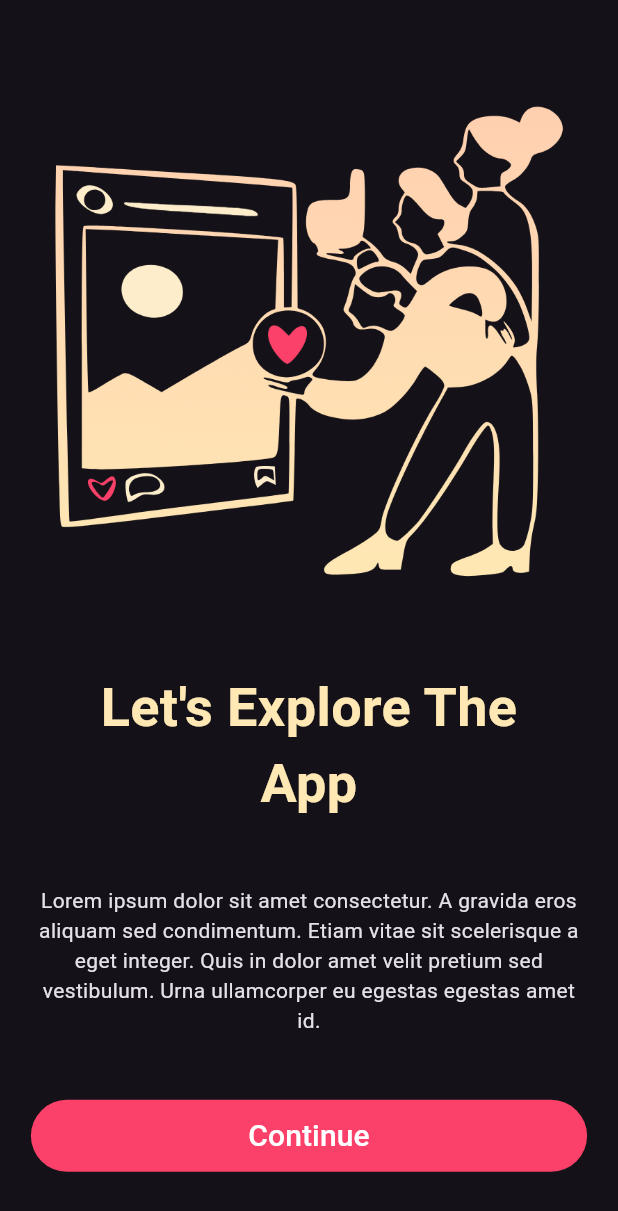
After one commit to siddharthO3/Apoorv-App, a Flutter app: the LetsGoPage screen opened by its route, on a phone screen of 412 x 824 dp. The commit adds this screen. Shown: the top 1211 px of the screen. Run offline on Flutter 3.47's test engine with Material 3 defaults, Android fonts, the phone set to English and light mode, and no system bars; our stand-ins replace firebase_core, flutter_dotenv, qr_flutter; accounts and stored records are empty.

Commit message:
Added Let'sGo page

```diff
--- a/lib/main.dart
+++ b/lib/main.dart
@@ -1,3 +1,5 @@
+import 'package:apoorv_app/screens/signup-flow/letsgo.dart';
+
 import 'screens/homepage/homepage.dart';
 import 'screens/homepage/Profile/profile.dart';
 import 'screens/homepage/points/points.dart';
@@ -48,6 +50,7 @@ class MyApp extends StatelessWidget {
         PointsScreen.routeName: (context) => const PointsScreen(),
         ProfileScreen.routeName: (context) => const ProfileScreen(),
         Leaderboard.routeName: (context) => const Leaderboard(),
+        LetsGoPage.routeName: (context) => const LetsGoPage(),
       },
       initialRoute: WelcomeScreen.routeName,
     );
--- /dev/null
+++ b/lib/screens/signup-flow/letsgo.dart
@@ -0,0 +1,58 @@
+import 'package:apoorv_app/screens/homepage/homepage.dart';
+import 'package:flutter/material.dart';
+import '../../constants.dart';
+
+class LetsGoPage extends StatelessWidget {
+  static const routeName = "/letsgo";
+  const LetsGoPage({super.key});
+
+  @override
+  Widget build(BuildContext context) {
+    return Scaffold(
+      body: Padding(
+        padding: EdgeInsets.symmetric(
+            horizontal: MediaQuery.of(context).size.width * 0.05),
+        child: Column(
+          mainAxisAlignment: MainAxisAlignment.spaceEvenly,
+          children: [
+            Image.asset('assets/images/people_800.png'),
+            Text(
+              "Let's Explore The \nApp",
+              style: TextStyle(
+                  fontSize: 36,
+                  color: Constants.yellowColor,
+                  fontWeight: FontWeight.bold),
+              textAlign: TextAlign.center,
+            ),
+            Text(
+                "Lorem ipsum dolor sit amet consectetur. A gravida eros aliquam sed condimentum. Etiam vitae sit scelerisque a eget integer. Quis in dolor amet velit pretium sed vestibulum. Urna ullamcorper eu egestas egestas amet id.",
+                textAlign: TextAlign.center),
+            FilledButton(
+              onPressed: () {
+                Navigator.of(context).pushNamed(HomePage.routeName);
+              },
+              style: ButtonStyle(
+                  backgroundColor:
+                      MaterialStateProperty.all<Color>(Constants.redColor),
+                  foregroundColor:
+                      MaterialStateProperty.all<Color>(Colors.white)),
+              child: Container(
+                height: 48,
+                alignment: Alignment.center,
+                child: Container(
+                  height: 48,
+                  alignment: Alignment.center,
+                  child: const Text(
+                    'Continue',
+                    style: TextStyle(fontSize: 20),
+                    textAlign: TextAlign.center,
+                  ),
+                ),
+              ),
+            ),
+          ],
+        ),
+      ),
+    );
+  }
+}
--- a/lib/screens/signup-flow/signup.dart
+++ b/lib/screens/signup-flow/signup.dart
@@ -2,6 +2,8 @@ import '../../constants.dart';
 import '../homepage/homepage.dart';
 import 'package:flutter/material.dart';
 import 'package:flutter/services.dart';
+
+import 'letsgo.dart';
 
 class SignUpScreen extends StatefulWidget {
   static const routeName = '/sign-up-1';
@@ -189,7 +191,7 @@ class _SignUpScreenState extends State<SignUpScreen> {
                                   const SnackBar(content: Text('Logging In')),
                                 );
                                 Navigator.of(context)
-                                    .pushNamed(HomePage.routeName);
+                                    .pushNamed(LetsGoPage.routeName);
                               }
                             },
                             style: ButtonStyle(
```
Also changed, not shown: assets/images/people.png (added), assets/images/people_800.png (added), assets/svgs/people.svg (added), pubspec.lock.
